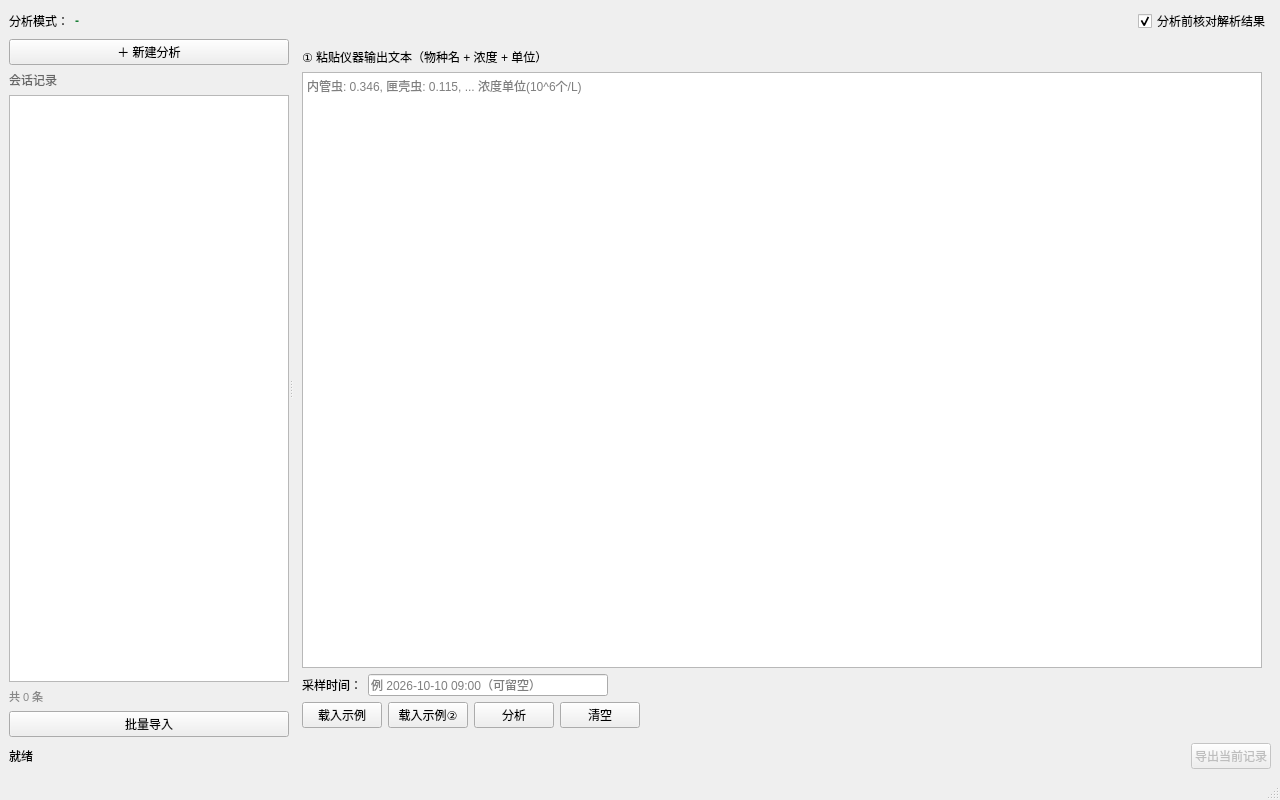
First picture: the form in ui/main_window.ui, repository incendiaryRabbit111/Test2, before the edit.
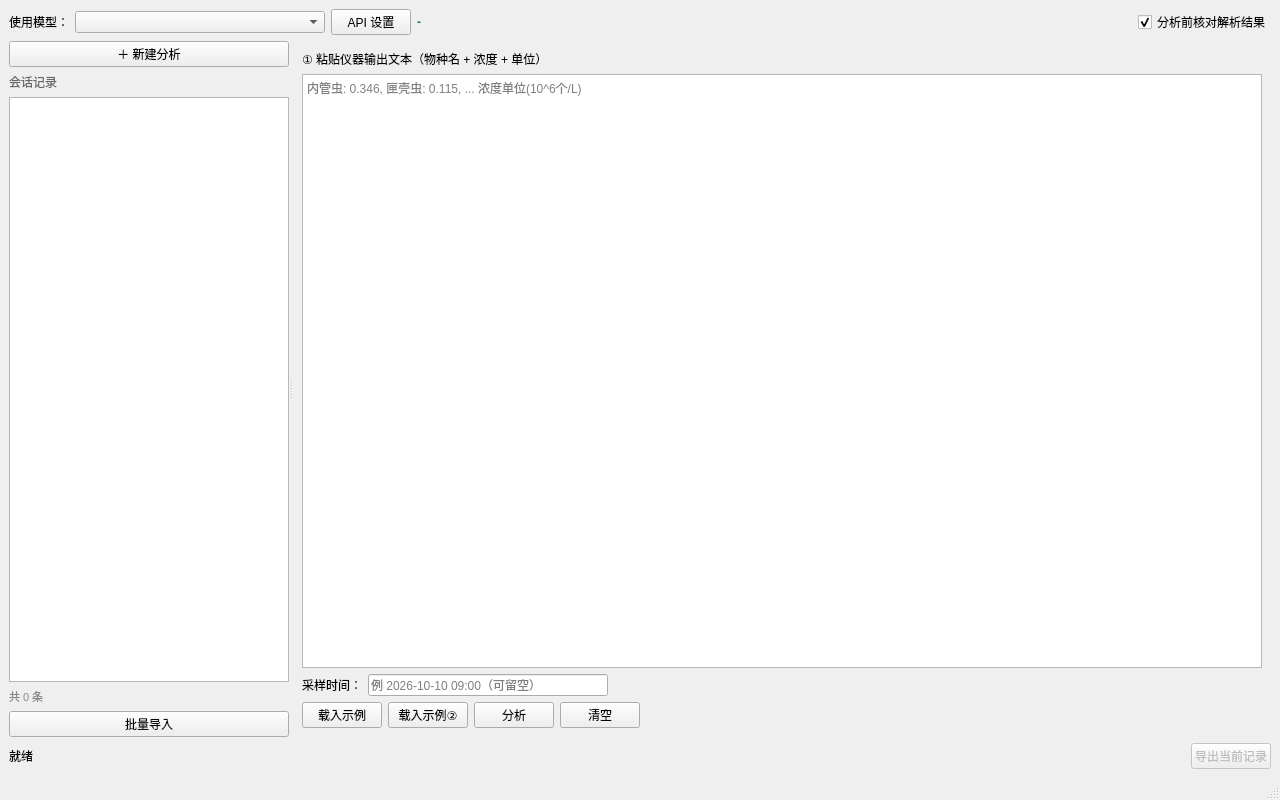
Second picture: the form after the edit.

Commit message:
新增 AI API 管理：多网关 / 多模型切换
- 界面内增删改 AI 接口，支持 DeepSeek/通义/Kimi/智谱/Ollama 等 OpenAI 兼容服务

- API Key 用 Windows DPAPI 加密存储（data/api_configs.db）

- 填完 URL+Key 自动 GET /models 拉取模型，勾选启用（可手动补）

- 一个网关可挂多个模型，顶栏下拉按「网关 / 模型」切换

- JSON 模式自动降级：模型不支持 response_format 时去掉参数重试

- 首次启动自动把 .env 的 key 导入配置库，无配置时仍回退 .env

- 新增 samples/测试数据.txt：9 组可直接粘贴的测试数据

```diff
--- a/ui/main_window.ui
+++ b/ui/main_window.ui
@@ -8,7 +8,10 @@
    <layout class="QVBoxLayout" name="mainLayout">
     <item>
      <layout class="QHBoxLayout" name="topLayout">
-      <item><widget class="QLabel" name="labelMode"><property name="text"><string>分析模式：</string></property></widget></item>
+      <item><widget class="QLabel" name="labelMode"><property name="text"><string>使用模型：</string></property></widget></item>
+      <item><widget class="QComboBox" name="comboProvider">
+        <property name="minimumSize"><size><width>250</width><height>0</height></size></property></widget></item>
+      <item><widget class="QPushButton" name="btnApiSettings"><property name="text"><string>API 设置</string></property></widget></item>
       <item><widget class="QLabel" name="labelModeValue">
         <property name="text"><string>-</string></property>
         <property name="styleSheet"><string>color:#1a7f37;font-weight:bold;</string></property></widget></item>
```
The commit also changes 9 other files.
